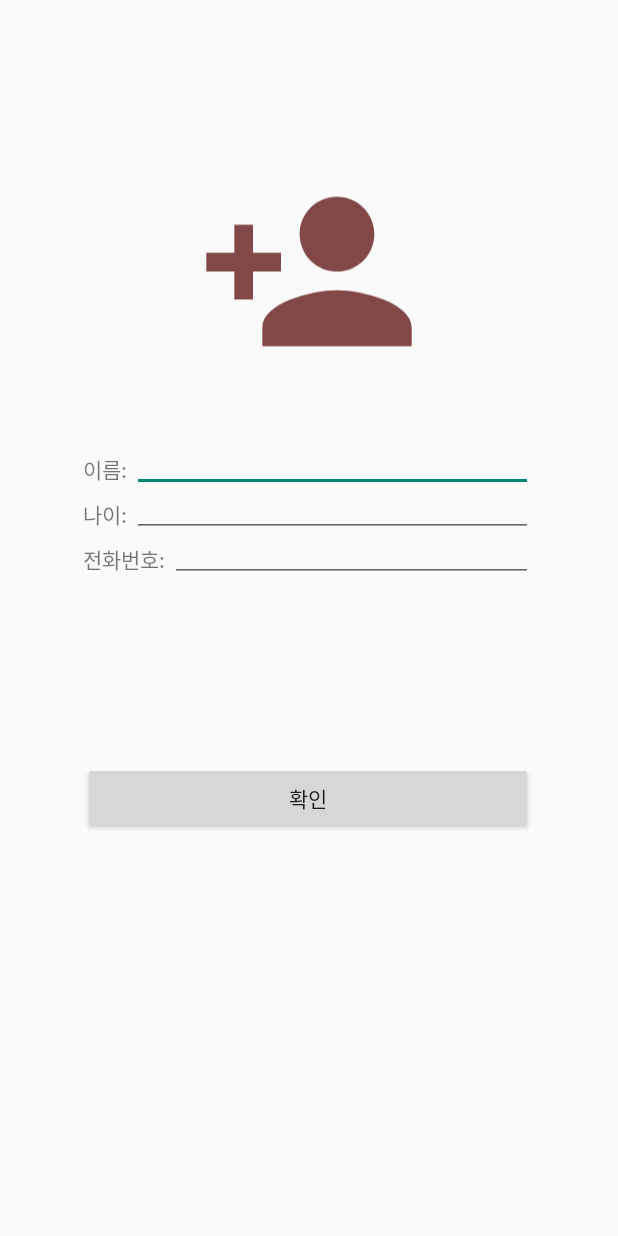
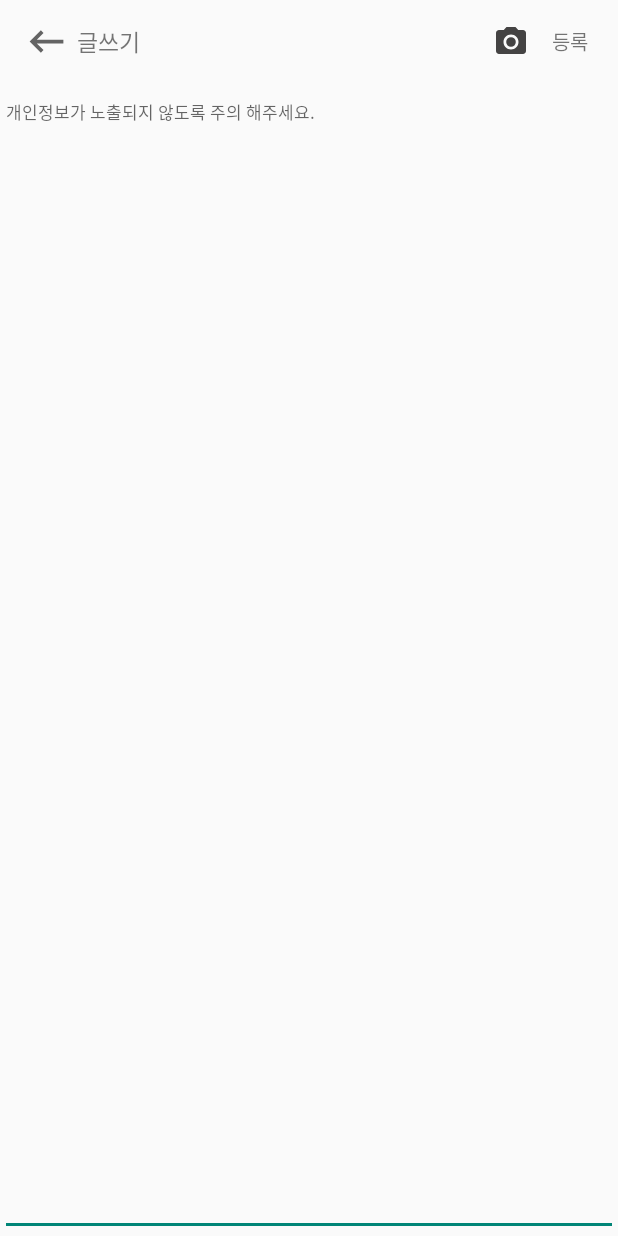
Before and after one commit to subJM/WeChat_Test, an Android app: the layout activity_write.xml on its own in the app's theme, with its tools: preview values and no code run, on a phone screen of 412 x 824 dp. Run offline under Robolectric (Android 15) with nearby library versions, the phone set to English and light mode, and no system bars.

Commit message:
add Write

```diff
--- a/app/build.gradle
+++ b/app/build.gradle
@@ -39,6 +39,8 @@ dependencies {
     implementation 'androidx.constraintlayout:constraintlayout:2.1.1'
     implementation 'com.google.firebase:firebase-database:20.0.2'
     implementation 'com.google.firebase:firebase-auth:21.0.1'
+    implementation 'com.android.support:design:28.0.0'
+
     testImplementation 'junit:junit:4.+'
     androidTestImplementation 'androidx.test.ext:junit:1.1.3'
     androidTestImplementation 'androidx.test.espresso:espresso-core:3.4.0'
--- a/app/src/main/AndroidManifest.xml
+++ b/app/src/main/AndroidManifest.xml
@@ -37,6 +37,9 @@
         <activity
             android:name=".Activity.SignUp"
             android:exported="true"/>
+        <activity
+            android:name=".Activity.WriteActivity"
+            android:exported="true"/>
     </application>
 
 </manifest>
--- a/app/src/main/java/kr/or/mrhi/wechat/Data/BoardData.java
+++ b/app/src/main/java/kr/or/mrhi/wechat/Data/BoardData.java
@@ -3,11 +3,11 @@ package kr.or.mrhi.wechat.Data;
 import java.util.ArrayList;
 
 public class BoardData {
-    private String writeId; // 게시판 프라이머리키
+    private int writeId; // 게시판 프라이머리키
     private String PhotoUrl;
     private String date; //작성날짜
     private String textWrite; // 본문 내용
-    private String favorite;
-    private ArrayList<reply> getReply;//리플 가져오기
+    private int favorite;
+    private int getReply;//리플 아이디 가져오기
 
 }
--- a/app/src/main/java/kr/or/mrhi/wechat/Data/reply.java
+++ b/app/src/main/java/kr/or/mrhi/wechat/Data/reply.java
@@ -1,6 +1,7 @@
 package kr.or.mrhi.wechat.Data;
 
 public class reply {
+    private String writeId;
     private String userId; //작성자
     private String date; //작성 날짜
     private String TextWrite; //본문내용
--- /dev/null
+++ b/app/src/main/res/drawable/back_arrow.xml
@@ -0,0 +1,5 @@
+<vector android:height="30dp" android:tint="?attr/colorControlNormal"
+    android:viewportHeight="24" android:viewportWidth="24"
+    android:width="30dp" xmlns:android="http://schemas.android.com/apk/res/android">
+    <path android:fillColor="@android:color/white" android:pathData="M21,11H6.83l3.58,-3.59L9,6l-6,6 6,6 1.41,-1.41L6.83,13H21z"/>
+</vector>
--- /dev/null
+++ b/app/src/main/res/drawable/photo_camera.xml
@@ -0,0 +1,6 @@
+<vector android:height="24dp" android:tint="#444343"
+    android:viewportHeight="24" android:viewportWidth="24"
+    android:width="24dp" xmlns:android="http://schemas.android.com/apk/res/android">
+    <path android:fillColor="@android:color/white" android:pathData="M12,12m-3.2,0a3.2,3.2 0,1 1,6.4 0a3.2,3.2 0,1 1,-6.4 0"/>
+    <path android:fillColor="@android:color/white" android:pathData="M9,2L7.17,4L4,4c-1.1,0 -2,0.9 -2,2v12c0,1.1 0.9,2 2,2h16c1.1,0 2,-0.9 2,-2L22,6c0,-1.1 -0.9,-2 -2,-2h-3.17L15,2L9,2zM12,17c-2.76,0 -5,-2.24 -5,-5s2.24,-5 5,-5 5,2.24 5,5 -2.24,5 -5,5z"/>
+</vector>
--- a/app/src/main/res/layout/activity_write.xml
+++ b/app/src/main/res/layout/activity_write.xml
@@ -5,89 +5,84 @@
     android:layout_width="match_parent"
     android:layout_height="match_parent">
 
-    <ImageView
-        android:id="@+id/ivProfile"
-        android:layout_width="149dp"
-        android:layout_height="162dp"
-        android:layout_marginTop="100dp"
+    <Toolbar
+        android:id="@+id/toolbar"
+        android:layout_width="match_parent"
+        android:layout_height="wrap_content"
         app:layout_constraintEnd_toEndOf="parent"
         app:layout_constraintStart_toStartOf="parent"
-        app:layout_constraintTop_toTopOf="parent"
-        app:srcCompat="@drawable/ic_baseline_person_add_24" />
+        app:layout_constraintTop_toTopOf="parent">
 
         <LinearLayout
-        android:id="@+id/linearLayout"
-        android:layout_width="300dp"
-        android:layout_height="30dp"
-        android:layout_marginTop="36dp"
-        android:orientation="horizontal"
-        android:gravity="center"
-        app:layout_constraintEnd_toEndOf="parent"
-        app:layout_constraintHorizontal_bias="0.495"
-        app:layout_constraintStart_toStartOf="parent"
-        app:layout_constraintTop_toBottomOf="@+id/ivProfile">
+            android:layout_width="match_parent"
+            android:layout_height="match_parent"
+            android:gravity="center_vertical"
+            android:orientation="horizontal">
+
+            <LinearLayout
+                android:layout_width="0dp"
+                android:layout_height="wrap_content"
+                android:layout_weight="1"
+                android:gravity="center_vertical">
+
+                <ImageView
+                    android:id="@+id/ivBack"
+                    android:layout_width="wrap_content"
+                    android:layout_height="wrap_content"
+                    android:src="@drawable/back_arrow" />
 
                 <TextView
                     android:layout_width="wrap_content"
                     android:layout_height="wrap_content"
-            android:text="이름: " />
-
-        <EditText
-            android:layout_width="match_parent"
-            android:layout_height="wrap_content"
-            android:maxLines="1" />
+                    android:layout_marginLeft="5dp"
+                    android:text="글쓰기"
+                    android:textSize="15dp" />
             </LinearLayout>
 
             <LinearLayout
-        android:id="@+id/linearLayout3"
-        android:layout_width="300dp"
-        android:layout_height="30dp"
-        android:orientation="horizontal"
-        android:gravity="center"
-        app:layout_constraintEnd_toEndOf="@+id/linearLayout"
-        app:layout_constraintStart_toStartOf="@+id/linearLayout"
-        app:layout_constraintTop_toBottomOf="@+id/linearLayout">
-
-        <TextView
-            android:id="@+id/tvAge"
                 android:layout_width="wrap_content"
                 android:layout_height="wrap_content"
-            android:text="나이: " />
+                android:layout_margin="10dp"
+                android:layout_weight="1"
+                android:gravity="right|center">
+                <ImageView
+                    android:id="@+id/ivPhoto"
+                    android:layout_width="wrap_content"
+                    android:layout_height="wrap_content"
+                    android:layout_marginRight="15dp"
+                    android:src="@drawable/photo_camera"/>
+                <TextView
+                    android:id="@+id/tvRegister"
+                    android:layout_width="wrap_content"
+                    android:layout_height="wrap_content"
+                    android:layout_marginRight="10dp"
+                    android:gravity="left"
+                    android:text="등록"
+                    android:textSize="13dp"/>
+            </LinearLayout>
+        </LinearLayout>
+    </Toolbar>
+
+    <ImageView
+        android:id="@+id/ivUpload"
+        android:layout_width="match_parent"
+        android:layout_height="wrap_content"
+        app:layout_constraintEnd_toEndOf="parent"
+        app:layout_constraintStart_toStartOf="parent"
+        app:layout_constraintTop_toBottomOf="@+id/toolbar" />
 
     <EditText
-            android:layout_width="match_parent"
-            android:layout_height="wrap_content"
-            android:maxLines="1" />
-    </LinearLayout>
-
-    <LinearLayout
-        android:id="@+id/linearLayout4"
-        android:layout_width="300dp"
-        android:layout_height="30dp"
-        android:gravity="center"
-        android:orientation="horizontal"
-        app:layout_constraintEnd_toEndOf="@+id/linearLayout3"
-        app:layout_constraintStart_toStartOf="@+id/linearLayout3"
-        app:layout_constraintTop_toBottomOf="@+id/linearLayout3">
-
-        <TextView
-            android:layout_width="wrap_content"
-            android:layout_height="wrap_content"
-            android:text="전화번호: " />
-
-        <EditText
-            android:layout_width="match_parent"
-            android:layout_height="wrap_content"
-            android:maxLines="1" />
-    </LinearLayout>
-
-    <Button
-        android:id="@+id/button"
+        android:id="@+id/etWrite"
         android:layout_width="0dp"
-        android:layout_height="wrap_content"
-        android:layout_marginTop="120dp"
-        android:text="확인"
-        app:layout_constraintEnd_toEndOf="@+id/linearLayout4"
-        app:layout_constraintStart_toStartOf="@+id/linearLayout4"
-        app:layout_constraintTop_toBottomOf="@+id/linearLayout4" />
+        android:layout_height="0dp"
+        android:ems="10"
+        android:gravity="start"
+        android:textSize="11sp"
+        android:hint="개인정보가 노출되지 않도록 주의 해주세요."
+        app:layout_constraintBottom_toBottomOf="parent"
+        app:layout_constraintEnd_toEndOf="parent"
+        app:layout_constraintHorizontal_bias="0.0"
+        app:layout_constraintStart_toStartOf="parent"
+        app:layout_constraintTop_toBottomOf="@+id/ivUpload"
+        app:layout_constraintVertical_bias="0.0" />
 </androidx.constraintlayout.widget.ConstraintLayout>
--- a/app/src/main/res/layout/login.xml
+++ b/app/src/main/res/layout/login.xml
@@ -43,6 +43,7 @@
         android:tooltipText="6자리이상 15자이하"
         android:maxLength="15"
         android:maxLines="1"
+        android:password="true"
         app:layout_constraintEnd_toEndOf="parent"
         app:layout_constraintStart_toStartOf="parent"
         app:layout_constraintTop_toBottomOf="@+id/etEmailLogin">
--- a/app/src/main/res/layout/sign_up.xml
+++ b/app/src/main/res/layout/sign_up.xml
@@ -40,6 +40,7 @@
         android:hint="비밀번호"
         android:maxLength="15"
         android:maxLines="1"
+        android:password="true"
         app:layout_constraintEnd_toEndOf="parent"
         app:layout_constraintStart_toStartOf="parent"
         app:layout_constraintTop_toBottomOf="@+id/etEmail">
@@ -54,6 +55,7 @@
         android:hint="비밀번호 입력"
         android:maxLength="15"
         android:maxLines="1"
+        android:password="true"
         app:layout_constraintEnd_toEndOf="parent"
         app:layout_constraintStart_toStartOf="parent"
         app:layout_constraintTop_toBottomOf="@+id/etPassword" />
```
Also changed, not shown: app/src/main/java/kr/or/mrhi/wechat/Activity/MainActivity.java (+18 -8 lines), app/src/main/java/kr/or/mrhi/wechat/Activity/WriteActivity.java (added, +58 -0 lines), app/src/main/java/kr/or/mrhi/wechat/Data/UserData.java (+89 -4 lines), app/src/main/res/layout/activity_main.xml (+14 -27 lines), app/src/main/res/layout/activity_update.xml (added, +93 -0 lines). Lines whose indentation alone changed are shown as unchanged.
